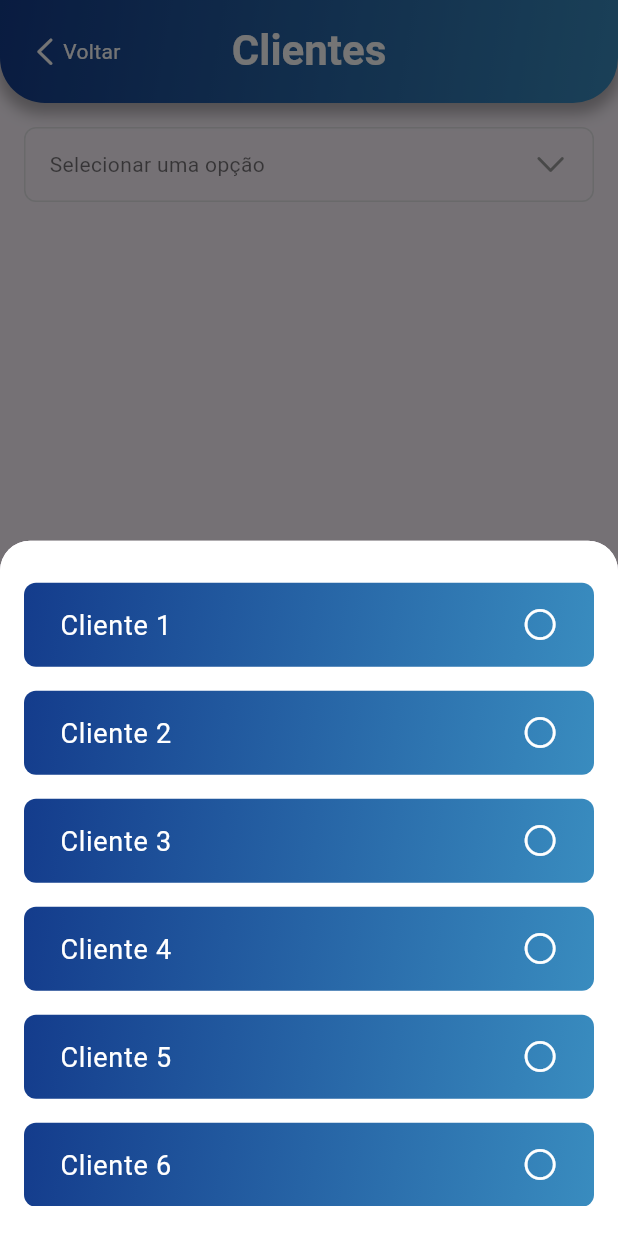
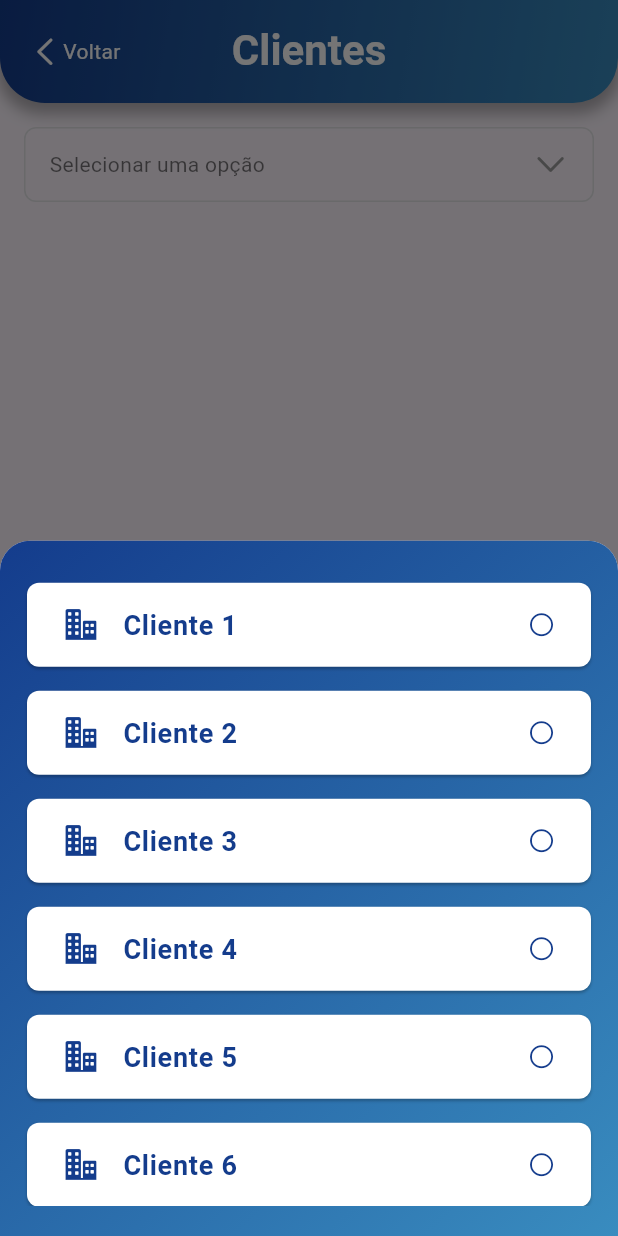
Before and after one commit to TiagoKblo/kodiak_mobile, a Flutter app: the CostumerPage screen opened directly, after a tap on "Selecionar uma opção", on a phone screen of 412 x 824 dp. Run offline on Flutter 3.47's test engine with Material 3 defaults, Android fonts, the phone set to English and light mode, and no system bars; our stand-ins replace cookie_jar, dio, dio_cookie_manager, fl_chart, flutter_dotenv, lottie and 1 more; accounts and stored records are empty.

Commit message:
refactor: ajuste na estilização e layout da página de clientes

```diff
--- a/lib/pages/costumer_page.dart
+++ b/lib/pages/costumer_page.dart
@@ -19,7 +19,7 @@ class _CostumerPageState extends State<CostumerPage> {
           toolbarHeight: MediaQuery.of(context).size.height / 12,
           leadingWidth: 90,
           leading: Container(
-            padding: EdgeInsets.only(left: 10),
+            padding: const EdgeInsets.only(left: 10),
             child: IconButton(
               icon: const Row(
                 children: [
@@ -84,7 +84,7 @@ class _CostumerPageState extends State<CostumerPage> {
                       decoration: BoxDecoration(
                         color: Colors.transparent,
                         borderRadius: BorderRadius.circular(8.0),
-                        border: Border.all(color: Color(0xffe4e4e7)),
+                        border: Border.all(color: const Color(0xffe4e4e7)),
                       ),
                       child: Row(
                         mainAxisSize: MainAxisSize.min,
@@ -121,7 +121,8 @@ class _CostumerPageState extends State<CostumerPage> {
                     colors: [
                       Color(0xFF143c8c),
                       Color(0xFF398cbf),
-                      ]),
+                    ],
+                  ),
                   borderRadius:
                       const BorderRadius.vertical(top: Radius.circular(30)),
                   boxShadow: [
@@ -137,35 +138,13 @@ class _CostumerPageState extends State<CostumerPage> {
                       vertical: 32.0, horizontal: 24.0),
                   child: Column(
                     children: [
-                      Expanded(
-                        child: Container(
-                            padding: const EdgeInsets.all(16.0),
-                            decoration: BoxDecoration(
-                              color: Colors.white,
-                              borderRadius: const BorderRadius.all(
-                                Radius.circular(16.0),
-                              ),
-                              boxShadow: [
-                                BoxShadow(
-                                    color: Colors.black.withOpacity(0.3),
-                                    spreadRadius: 2,
-                                    blurRadius: 8,
-                                    offset: const Offset(0, 5))
-                              ],
-                            ),
-                            child: ClipRRect(
-                              borderRadius: BorderRadius.circular(16.0),
-                              child: SingleChildScrollView(
-                                child: Padding(
-                                  padding: const EdgeInsets.all(8.0),
-                                  child: Column(
-                                    crossAxisAlignment:
-                                        CrossAxisAlignment.start,
+                      Column(
+                        crossAxisAlignment: CrossAxisAlignment.start,
                         children: [
                           const Text(
                             'Sobre:',
                             style: TextStyle(
-                                          color: Color(0xFF143c8c),
+                              color: Colors.white,
                               fontSize: 12,
                               fontWeight: FontWeight.bold,
                             ),
@@ -177,7 +156,7 @@ class _CostumerPageState extends State<CostumerPage> {
                             _optionSelected,
                             style: const TextStyle(
                               fontSize: 18,
-                                          color: Colors.black,
+                              color: Colors.white,
                             ),
                           ),
                           const SizedBox(
@@ -198,7 +177,34 @@ class _CostumerPageState extends State<CostumerPage> {
                           const SizedBox(
                             height: 12.0,
                           ),
-                                      const Column(
+                        ],
+                      ),
+                      Expanded(
+                        child: Container(
+                            padding: const EdgeInsets.all(16.0),
+                            decoration: BoxDecoration(
+                              color: Colors.white,
+                              borderRadius: const BorderRadius.all(
+                                Radius.circular(16.0),
+                              ),
+                              boxShadow: [
+                                BoxShadow(
+                                    color: Colors.black.withOpacity(0.3),
+                                    spreadRadius: 2,
+                                    blurRadius: 8,
+                                    offset: const Offset(0, 5))
+                              ],
+                            ),
+                            child: ClipRRect(
+                              borderRadius: BorderRadius.circular(16.0),
+                              child: const SingleChildScrollView(
+                                child: Padding(
+                                  padding: EdgeInsets.all(8.0),
+                                  child: Column(
+                                    crossAxisAlignment:
+                                        CrossAxisAlignment.start,
+                                    children: [
+                                      Column(
                                         crossAxisAlignment:
                                             CrossAxisAlignment.start,
                                         children: [
@@ -247,7 +253,7 @@ class _CostumerPageState extends State<CostumerPage> {
                             )),
                       ),
                       const SizedBox(
-                        height: 32.0,
+                        height: 24.0,
                       ),
                       Expanded(
                         child: Container(
@@ -378,8 +384,18 @@ class _CostumerPageState extends State<CostumerPage> {
       builder: (BuildContext context) {
         return Container(
           decoration: const BoxDecoration(
-              color: Colors.white,
-              borderRadius: BorderRadius.vertical(top: Radius.circular(20))),
+            gradient: LinearGradient(
+              begin: Alignment.topLeft,
+              end: Alignment.bottomRight,
+              colors: [
+                Color(0xFF143c8c),
+                Color(0xFF398cbf),
+              ],
+            ),
+            borderRadius: BorderRadius.vertical(
+              top: Radius.circular(20),
+            ),
+          ),
           height: MediaQuery.of(context).size.height,
           padding: const EdgeInsets.symmetric(vertical: 8.0),
           child: Padding(
@@ -389,30 +405,40 @@ class _CostumerPageState extends State<CostumerPage> {
               itemCount: options.length,
               itemBuilder: (context, index) {
                 return Container(
-                  margin: const EdgeInsets.symmetric(vertical: 8.0),
+                  margin: const EdgeInsets.symmetric(
+                      vertical: 8.0, horizontal: 2.0),
                   decoration: const BoxDecoration(
-                    gradient: LinearGradient(
-                        begin: Alignment.topLeft,
-                        end: Alignment.bottomRight,
-                        colors: [
-                          Color(0xFF143c8c),
-                          Color(0xFF398cbf),
-                        ]),
+                    color: Colors.white,
                     borderRadius: BorderRadius.all(
                       Radius.circular(8.0),
                     ),
+                    boxShadow: [
+                      BoxShadow(
+                          color: Colors.black26,
+                          spreadRadius: 0,
+                          blurRadius: 1,
+                          offset: Offset(0, 1))
+                    ],
                   ),
                   child: ListTile(
+                    leading: const Icon(
+                      CupertinoIcons.building_2_fill,
+                      color: Color(0xFF143c8c),
+                    ),
                     title: Text(
                       options[index],
-                      style:
-                          const TextStyle(color: Colors.white, fontSize: 18.0),
+                      style: const TextStyle(
+                        color: Color(0xFF143c8c),
+                        fontSize: 18.0,
+                        fontWeight: FontWeight.w600,
+                      ),
                     ),
                     trailing: Icon(
                       _optionSelected == options[index]
                           ? CupertinoIcons.check_mark_circled
                           : CupertinoIcons.circle,
-                      color: Colors.white,
+                      color: const Color(0xFF143c8c),
+                      size: 18,
                     ),
                     contentPadding:
                         const EdgeInsets.symmetric(horizontal: 24.0),
```
Lines whose indentation alone changed are shown as unchanged.
